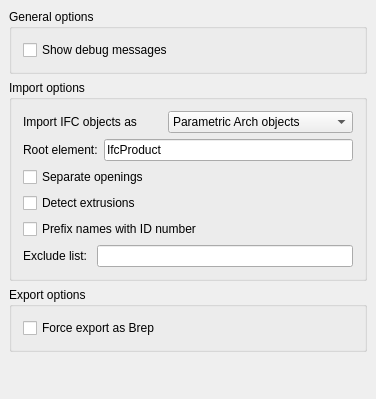
Above: src/Mod/Arch/Resources/ui/preferences-ifc.ui from berndhahnebach/All_FreeCAD before the change. Below: the same form after it.
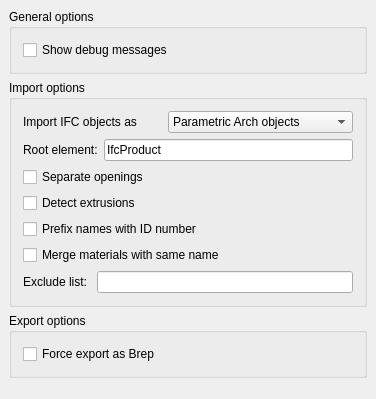
That is the form after the change. Custom widgets are drawn as their Qt base class.

Commit message: Arch: Added pref option to IFC import to treat materials with same name as one

The edit to the form file:
```diff
--- a/src/Mod/Arch/Resources/ui/preferences-ifc.ui
+++ b/src/Mod/Arch/Resources/ui/preferences-ifc.ui
@@ -186,6 +186,26 @@
         </item>
        </layout>
       </item>
+      <item>
+       <layout class="QHBoxLayout" name="horizontalLayout_7">
+        <item>
+         <widget class="Gui::PrefCheckBox" name="checkBox_3">
+          <property name="toolTip">
+           <string>If several materials with the same name are found in the IFC file, they will be treated as one.</string>
+          </property>
+          <property name="text">
+           <string>Merge materials with same name</string>
+          </property>
+          <property name="prefEntry" stdset="0">
+           <cstring>ifcMergeMaterials</cstring>
+          </property>
+          <property name="prefPath" stdset="0">
+           <cstring>Mod/Arch</cstring>
+          </property>
+         </widget>
+        </item>
+       </layout>
+      </item>
       <item>
        <layout class="QHBoxLayout" name="horizontalLayout_13">
         <item>
```
The commit also changes 1 other file.
